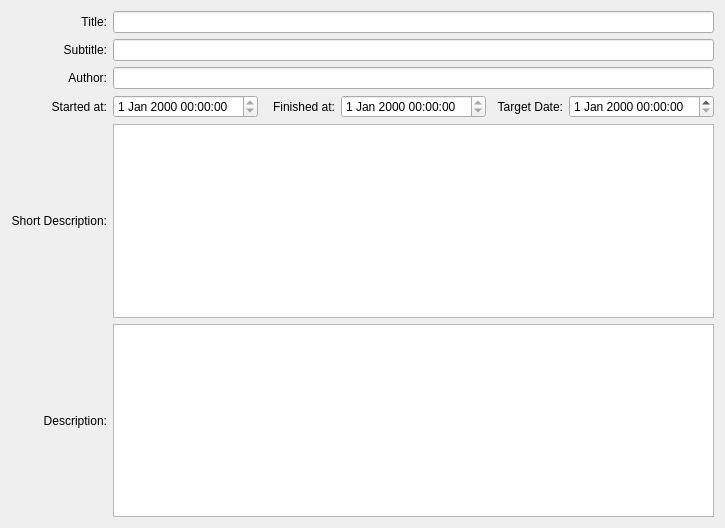
Old version of the form cpropertieswindow.ui in the repository birkeh/qtStoryWriter.
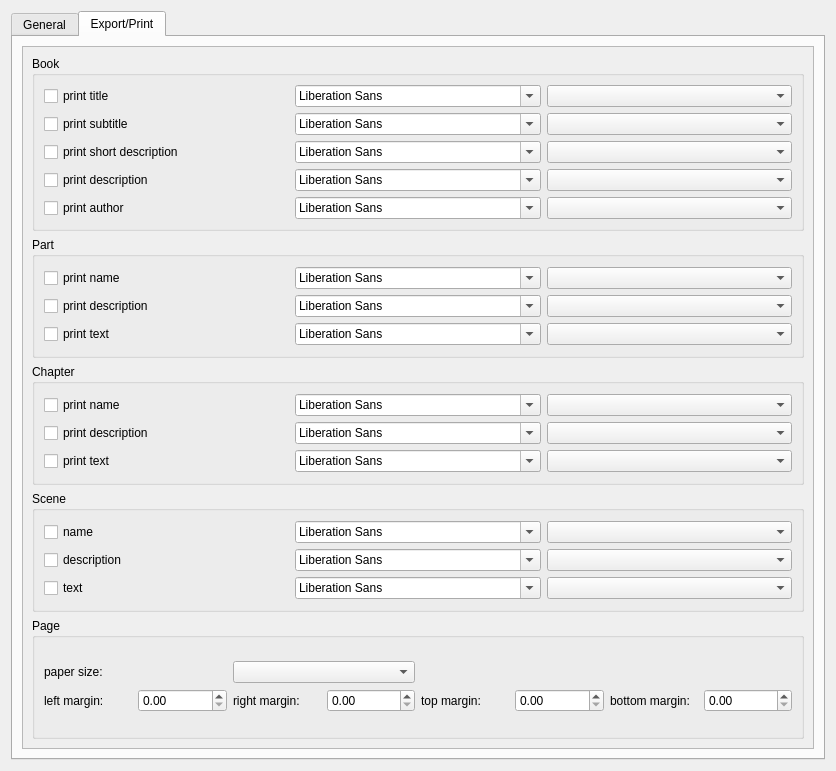
New version of the form. Custom widgets are drawn as their Qt base class.

Commit message: export settings

Diff of the .ui file:
```diff
--- a/cpropertieswindow.ui
+++ b/cpropertieswindow.ui
@@ -6,8 +6,8 @@
    <rect>
     <x>0</x>
     <y>0</y>
-    <width>725</width>
-    <height>528</height>
+    <width>836</width>
+    <height>771</height>
    </rect>
   </property>
   <property name="windowTitle">
@@ -15,120 +15,460 @@
   </property>
   <layout class="QGridLayout" name="gridLayout_2">
    <item row="0" column="0">
-    <layout class="QGridLayout" name="gridLayout" rowstretch="1,0,0,0,0,0">
-     <item row="3" column="1">
-      <widget class="cDateTimeEdit" name="m_lpStartedAt">
-       <property name="readOnly">
-        <bool>true</bool>
-       </property>
-      </widget>
-     </item>
-     <item row="3" column="0">
-      <widget class="QLabel" name="label_6">
-       <property name="text">
-        <string>Started at:</string>
-       </property>
-       <property name="alignment">
-        <set>Qt::AlignRight|Qt::AlignTrailing|Qt::AlignVCenter</set>
-       </property>
-      </widget>
-     </item>
-     <item row="4" column="0">
-      <widget class="QLabel" name="label_2">
-       <property name="text">
-        <string>Short Description:</string>
-       </property>
-       <property name="alignment">
-        <set>Qt::AlignRight|Qt::AlignTrailing|Qt::AlignVCenter</set>
-       </property>
-      </widget>
-     </item>
-     <item row="3" column="2">
-      <widget class="QLabel" name="label_8">
-       <property name="text">
-        <string>Finished at:</string>
-       </property>
-       <property name="alignment">
-        <set>Qt::AlignRight|Qt::AlignTrailing|Qt::AlignVCenter</set>
-       </property>
-      </widget>
-     </item>
-     <item row="2" column="0">
-      <widget class="QLabel" name="label_5">
-       <property name="text">
-        <string>Author:</string>
-       </property>
-       <property name="alignment">
-        <set>Qt::AlignRight|Qt::AlignTrailing|Qt::AlignVCenter</set>
-       </property>
-      </widget>
-     </item>
-     <item row="5" column="0">
-      <widget class="QLabel" name="label_3">
-       <property name="text">
-        <string>Description:</string>
-       </property>
-       <property name="alignment">
-        <set>Qt::AlignRight|Qt::AlignTrailing|Qt::AlignVCenter</set>
-       </property>
-      </widget>
-     </item>
-     <item row="0" column="0">
-      <widget class="QLabel" name="label_4">
-       <property name="text">
-        <string>Title:</string>
-       </property>
-       <property name="alignment">
-        <set>Qt::AlignRight|Qt::AlignTrailing|Qt::AlignVCenter</set>
-       </property>
-      </widget>
-     </item>
-     <item row="1" column="0">
-      <widget class="QLabel" name="label">
-       <property name="text">
-        <string>Subtitle:</string>
-       </property>
-       <property name="alignment">
-        <set>Qt::AlignRight|Qt::AlignTrailing|Qt::AlignVCenter</set>
-       </property>
-      </widget>
-     </item>
-     <item row="3" column="3">
-      <widget class="cDateTimeEdit" name="m_lpFinishedAt">
-       <property name="readOnly">
-        <bool>true</bool>
-       </property>
-      </widget>
-     </item>
-     <item row="3" column="4">
-      <widget class="QLabel" name="label_7">
-       <property name="text">
-        <string>Target Date:</string>
-       </property>
-       <property name="alignment">
-        <set>Qt::AlignRight|Qt::AlignTrailing|Qt::AlignVCenter</set>
-       </property>
-      </widget>
-     </item>
-     <item row="0" column="1" colspan="5">
-      <widget class="cLineEdit" name="m_lpTitle"/>
-     </item>
-     <item row="1" column="1" colspan="5">
-      <widget class="cLineEdit" name="m_lpSubTitle"/>
-     </item>
-     <item row="2" column="1" colspan="5">
-      <widget class="cLineEdit" name="m_lpAuthor"/>
-     </item>
-     <item row="4" column="1" colspan="5">
-      <widget class="cTextEdit" name="m_lpShortDescription"/>
-     </item>
-     <item row="5" column="1" colspan="5">
-      <widget class="cTextEdit" name="m_lpDescription"/>
-     </item>
-     <item row="3" column="5">
-      <widget class="cDateTimeEdit" name="m_lpTargetDate"/>
-     </item>
-    </layout>
+    <widget class="QTabWidget" name="m_lpTab">
+     <property name="currentIndex">
+      <number>1</number>
+     </property>
+     <widget class="QWidget" name="m_lpGeneral">
+      <attribute name="title">
+       <string>General</string>
+      </attribute>
+      <layout class="QGridLayout" name="gridLayout_3">
+       <item row="0" column="0">
+        <layout class="QGridLayout" name="gridLayout" rowstretch="1,0,0,0,0,0">
+         <item row="0" column="1" colspan="5">
+          <widget class="cLineEdit" name="m_lpTitle"/>
+         </item>
+         <item row="2" column="0">
+          <widget class="QLabel" name="label_5">
+           <property name="text">
+            <string>Author:</string>
+           </property>
+           <property name="alignment">
+            <set>Qt::AlignRight|Qt::AlignTrailing|Qt::AlignVCenter</set>
+           </property>
+          </widget>
+         </item>
+         <item row="1" column="0">
+          <widget class="QLabel" name="label">
+           <property name="text">
+            <string>Subtitle:</string>
+           </property>
+           <property name="alignment">
+            <set>Qt::AlignRight|Qt::AlignTrailing|Qt::AlignVCenter</set>
+           </property>
+          </widget>
+         </item>
+         <item row="0" column="0">
+          <widget class="QLabel" name="label_4">
+           <property name="text">
+            <string>Title:</string>
+           </property>
+           <property name="alignment">
+            <set>Qt::AlignRight|Qt::AlignTrailing|Qt::AlignVCenter</set>
+           </property>
+          </widget>
+         </item>
+         <item row="1" column="1" colspan="5">
+          <widget class="cLineEdit" name="m_lpSubTitle"/>
+         </item>
+         <item row="3" column="0">
+          <widget class="QLabel" name="label_6">
+           <property name="text">
+            <string>Started at:</string>
+           </property>
+           <property name="alignment">
+            <set>Qt::AlignRight|Qt::AlignTrailing|Qt::AlignVCenter</set>
+           </property>
+          </widget>
+         </item>
+         <item row="3" column="1">
+          <widget class="cDateTimeEdit" name="m_lpStartedAt">
+           <property name="readOnly">
+            <bool>true</bool>
+           </property>
+          </widget>
+         </item>
+         <item row="2" column="1" colspan="5">
+          <widget class="cLineEdit" name="m_lpAuthor"/>
+         </item>
+         <item row="3" column="5">
+          <widget class="cDateTimeEdit" name="m_lpTargetDate"/>
+         </item>
+         <item row="4" column="0">
+          <widget class="QLabel" name="label_2">
+           <property name="text">
+            <string>Short Description:</string>
+           </property>
+           <property name="alignment">
+            <set>Qt::AlignRight|Qt::AlignTrailing|Qt::AlignVCenter</set>
+           </property>
+          </widget>
+         </item>
+         <item row="3" column="3">
+          <widget class="cDateTimeEdit" name="m_lpFinishedAt">
+           <property name="readOnly">
+            <bool>true</bool>
+           </property>
+          </widget>
+         </item>
+         <item row="4" column="1" colspan="5">
+          <widget class="cTextEdit" name="m_lpShortDescription"/>
+         </item>
+         <item row="3" column="2">
+          <widget class="QLabel" name="label_8">
+           <property name="text">
+            <string>Finished at:</string>
+           </property>
+           <property name="alignment">
+            <set>Qt::AlignRight|Qt::AlignTrailing|Qt::AlignVCenter</set>
+           </property>
+          </widget>
+         </item>
+         <item row="3" column="4">
+          <widget class="QLabel" name="label_7">
+           <property name="text">
+            <string>Target Date:</string>
+           </property>
+           <property name="alignment">
+            <set>Qt::AlignRight|Qt::AlignTrailing|Qt::AlignVCenter</set>
+           </property>
+          </widget>
+         </item>
+         <item row="5" column="0">
+          <widget class="QLabel" name="label_3">
+           <property name="text">
+            <string>Description:</string>
+           </property>
+           <property name="alignment">
+            <set>Qt::AlignRight|Qt::AlignTrailing|Qt::AlignVCenter</set>
+           </property>
+          </widget>
+         </item>
+         <item row="5" column="1" colspan="5">
+          <widget class="cTextEdit" name="m_lpDescription"/>
+         </item>
+        </layout>
+       </item>
+      </layout>
+     </widget>
+     <widget class="QWidget" name="m_lpExport">
+      <attribute name="title">
+       <string>Export/Print</string>
+      </attribute>
+      <layout class="QGridLayout" name="gridLayout_6">
+       <item row="0" column="0">
+        <widget class="QScrollArea" name="scrollArea">
+         <property name="widgetResizable">
+          <bool>true</bool>
+         </property>
+         <widget class="QWidget" name="scrollAreaWidgetContents">
+          <property name="geometry">
+           <rect>
+            <x>0</x>
+            <y>0</y>
+            <width>792</width>
+            <height>707</height>
+           </rect>
+          </property>
+          <layout class="QGridLayout" name="gridLayout_13">
+           <item row="2" column="0">
+            <widget class="QGroupBox" name="groupBox_3">
+             <property name="title">
+              <string>Chapter</string>
+             </property>
+             <layout class="QGridLayout" name="gridLayout_10">
+              <item row="0" column="0">
+               <layout class="QGridLayout" name="gridLayout_9">
+                <item row="0" column="0">
+                 <widget class="QCheckBox" name="checkBox_9">
+                  <property name="text">
+                   <string>print name</string>
+                  </property>
+                 </widget>
+                </item>
+                <item row="2" column="0">
+                 <widget class="QCheckBox" name="checkBox_11">
+                  <property name="text">
+                   <string>print text</string>
+                  </property>
+                 </widget>
+                </item>
+                <item row="1" column="0">
+                 <widget class="QCheckBox" name="checkBox_10">
+                  <property name="text">
+                   <string>print description</string>
+                  </property>
+                 </widget>
+                </item>
+                <item row="1" column="1">
+                 <widget class="QFontComboBox" name="fontComboBox_10"/>
+                </item>
+                <item row="0" column="1">
+                 <widget class="QFontComboBox" name="fontComboBox_9"/>
+                </item>
+                <item row="2" column="1">
+                 <widget class="QFontComboBox" name="fontComboBox_11"/>
+                </item>
+                <item row="0" column="2">
+                 <widget class="QComboBox" name="comboBox_9"/>
+                </item>
+                <item row="1" column="2">
+                 <widget class="QComboBox" name="comboBox_10"/>
+                </item>
+                <item row="2" column="2">
+                 <widget class="QComboBox" name="comboBox_11"/>
+                </item>
+               </layout>
+              </item>
+             </layout>
+            </widget>
+           </item>
+           <item row="1" column="0">
+            <widget class="QGroupBox" name="groupBox_2">
+             <property name="title">
+              <string>Part</string>
+             </property>
+             <layout class="QGridLayout" name="gridLayout_8">
+              <item row="0" column="0">
+               <layout class="QGridLayout" name="gridLayout_7">
+                <item row="0" column="0">
+                 <widget class="QCheckBox" name="checkBox_6">
+                  <property name="text">
+                   <string>print name</string>
+                  </property>
+                 </widget>
+                </item>
+                <item row="1" column="0">
+                 <widget class="QCheckBox" name="checkBox_7">
+                  <property name="text">
+                   <string>print description</string>
+                  </property>
+                 </widget>
+                </item>
+                <item row="2" column="0">
+                 <widget class="QCheckBox" name="checkBox_8">
+                  <property name="text">
+                   <string>print text</string>
+                  </property>
+                 </widget>
+                </item>
+                <item row="1" column="1">
+                 <widget class="QFontComboBox" name="fontComboBox_7"/>
+                </item>
+                <item row="0" column="1">
+                 <widget class="QFontComboBox" name="fontComboBox_6"/>
+                </item>
+                <item row="2" column="1">
+                 <widget class="QFontComboBox" name="fontComboBox_8"/>
+                </item>
+                <item row="0" column="2">
+                 <widget class="QComboBox" name="comboBox_6"/>
+                </item>
+                <item row="1" column="2">
+                 <widget class="QComboBox" name="comboBox_7"/>
+                </item>
+                <item row="2" column="2">
+                 <widget class="QComboBox" name="comboBox_8"/>
+                </item>
+               </layout>
+              </item>
+             </layout>
+            </widget>
+           </item>
+           <item row="3" column="0">
+            <widget class="QGroupBox" name="groupBox_4">
+             <property name="title">
+              <string>Scene</string>
+             </property>
+             <layout class="QGridLayout" name="gridLayout_12">
+              <item row="0" column="0">
+               <layout class="QGridLayout" name="gridLayout_11">
+                <item row="0" column="0">
+                 <widget class="QCheckBox" name="checkBox_12">
+                  <property name="text">
+                   <string>name</string>
+                  </property>
+                 </widget>
+                </item>
+                <item row="1" column="0">
+                 <widget class="QCheckBox" name="checkBox_13">
+                  <property name="text">
+                   <string>description</string>
+                  </property>
+                 </widget>
+                </item>
+                <item row="2" column="0">
+                 <widget class="QCheckBox" name="checkBox_14">
+                  <property name="text">
+                   <string>text</string>
+                  </property>
+                 </widget>
+                </item>
+                <item row="1" column="1">
+                 <widget class="QFontComboBox" name="fontComboBox_13"/>
+                </item>
+                <item row="0" column="1">
+                 <widget class="QFontComboBox" name="fontComboBox_12"/>
+                </item>
+                <item row="2" column="1">
+                 <widget class="QFontComboBox" name="fontComboBox_14"/>
+                </item>
+                <item row="0" column="2">
+                 <widget class="QComboBox" name="comboBox_12"/>
+                </item>
+                <item row="1" column="2">
+                 <widget class="QComboBox" name="comboBox_13"/>
+                </item>
+                <item row="2" column="2">
+                 <widget class="QComboBox" name="comboBox_14"/>
+                </item>
+               </layout>
+              </item>
+             </layout>
+            </widget>
+           </item>
+           <item row="0" column="0">
+            <widget class="QGroupBox" name="groupBox">
+             <property name="title">
+              <string>Book</string>
+             </property>
+             <layout class="QGridLayout" name="gridLayout_5">
+              <item row="0" column="0">
+               <layout class="QGridLayout" name="gridLayout_4">
+                <item row="0" column="0">
+                 <widget class="QCheckBox" name="checkBox">
+                  <property name="text">
+                   <string>print title</string>
+                  </property>
+                 </widget>
+                </item>
+                <item row="1" column="0">
+                 <widget class="QCheckBox" name="checkBox_2">
+                  <property name="text">
+                   <string>print subtitle</string>
+                  </property>
+                 </widget>
+                </item>
+                <item row="2" column="0">
+                 <widget class="QCheckBox" name="checkBox_3">
+                  <property name="text">
+                   <string>print short description</string>
+                  </property>
+                 </widget>
+                </item>
+                <item row="3" column="0">
+                 <widget class="QCheckBox" name="checkBox_4">
+                  <property name="text">
+                   <string>print description</string>
+                  </property>
+                 </widget>
+                </item>
+                <item row="4" column="0">
+                 <widget class="QCheckBox" name="checkBox_5">
+                  <property name="text">
+                   <string>print author</string>
+                  </property>
+                 </widget>
+                </item>
+                <item row="1" column="1">
+                 <widget class="QFontComboBox" name="fontComboBox_2"/>
+                </item>
+                <item row="0" column="1">
+                 <widget class="QFontComboBox" name="fontComboBox"/>
+                </item>
+                <item row="3" column="1">
+                 <widget class="QFontComboBox" name="fontComboBox_3"/>
+                </item>
+                <item row="4" column="1">
+                 <widget class="QFontComboBox" name="fontComboBox_4"/>
+                </item>
+                <item row="2" column="1">
+                 <widget class="QFontComboBox" name="fontComboBox_5"/>
+                </item>
+                <item row="0" column="2">
+                 <widget class="QComboBox" name="comboBox"/>
+                </item>
+                <item row="1" column="2">
+                 <widget class="QComboBox" name="comboBox_2"/>
+                </item>
+                <item row="2" column="2">
+                 <widget class="QComboBox" name="comboBox_3"/>
+                </item>
+                <item row="3" column="2">
+                 <widget class="QComboBox" name="comboBox_4"/>
+                </item>
+                <item row="4" column="2">
+                 <widget class="QComboBox" name="comboBox_5"/>
+                </item>
+               </layout>
+              </item>
+             </layout>
+            </widget>
+           </item>
+           <item row="4" column="0">
+            <widget class="QGroupBox" name="groupBox_5">
+             <property name="title">
+              <string>Page</string>
+             </property>
+             <layout class="QGridLayout" name="gridLayout_15">
+              <item row="0" column="0">
+               <layout class="QGridLayout" name="gridLayout_14">
+                <item row="0" column="0" colspan="2">
+                 <widget class="QLabel" name="label_9">
+                  <property name="text">
+                   <string>paper size:</string>
+                  </property>
+                 </widget>
+                </item>
+                <item row="1" column="2">
+                 <widget class="QLabel" name="label_11">
+                  <property name="text">
+                   <string>right margin:</string>
+                  </property>
+                 </widget>
+                </item>
+                <item row="1" column="3">
+                 <widget class="QDoubleSpinBox" name="doubleSpinBox_2"/>
+                </item>
+                <item row="1" column="0">
+                 <widget class="QLabel" name="label_10">
+                  <property name="text">
+                   <string>left margin:</string>
+                  </property>
+                  <property name="textFormat">
+                   <enum>Qt::PlainText</enum>
+                  </property>
+                 </widget>
+                </item>
+                <item row="1" column="1">
+                 <widget class="QDoubleSpinBox" name="doubleSpinBox"/>
+                </item>
+                <item row="0" column="2" colspan="2">
+                 <widget class="QComboBox" name="comboBox_15"/>
+                </item>
+                <item row="1" column="4">
+                 <widget class="QLabel" name="label_12">
+                  <property name="text">
+                   <string>top margin:</string>
+                  </property>
+                 </widget>
+                </item>
+                <item row="1" column="6">
+                 <widget class="QLabel" name="label_13">
+                  <property name="text">
+                   <string>bottom margin:</string>
+                  </property>
+                 </widget>
+                </item>
+                <item row="1" column="5">
+                 <widget class="QDoubleSpinBox" name="doubleSpinBox_3"/>
+                </item>
+                <item row="1" column="7">
+                 <widget class="QDoubleSpinBox" name="doubleSpinBox_4"/>
+                </item>
+               </layout>
+              </item>
+             </layout>
+            </widget>
+           </item>
+          </layout>
+         </widget>
+        </widget>
+       </item>
+      </layout>
+     </widget>
+    </widget>
    </item>
   </layout>
  </widget>
```
The commit also changes 4 other files.
